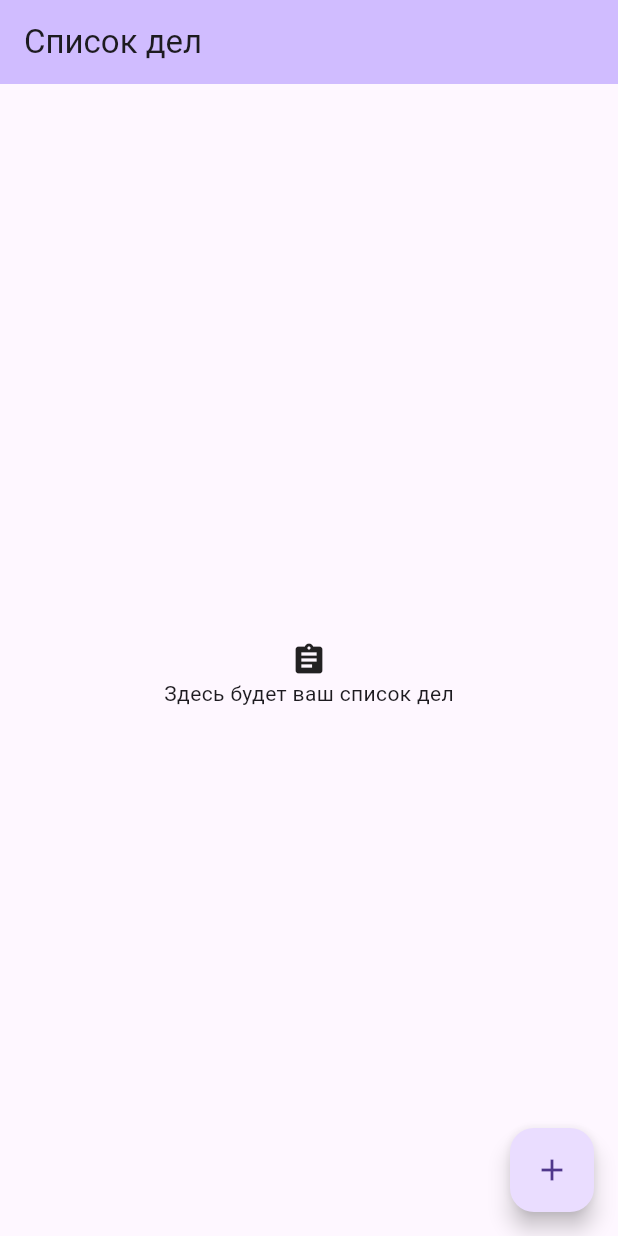
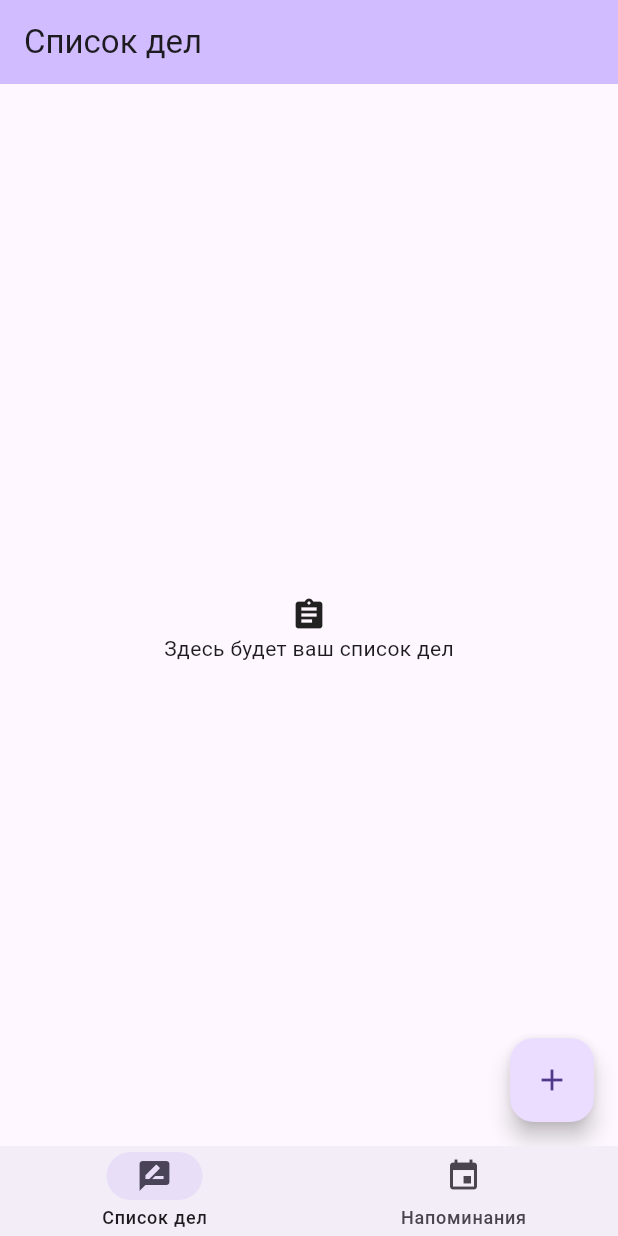
Before and after one commit to mathusha2023/flutter_test, a Flutter app: the screen it shows after launch, on a phone screen of 412 x 824 dp. Run offline on Flutter 3.47's test engine with Material 3 defaults, Android fonts, the phone set to English and light mode, and no system bars.

Commit message:
попытки навигации

```diff
--- /dev/null
+++ b/lib/calendar_page.dart
@@ -0,0 +1,16 @@
+import "package:flutter/material.dart";
+
+
+class CalendarPage extends StatefulWidget {
+  const CalendarPage({super.key});
+
+  @override
+  State<CalendarPage> createState() => _CalendarPageState();
+}
+
+class _CalendarPageState extends State<CalendarPage> {
+  @override
+  Widget build(BuildContext context) {
+    return const Placeholder();
+  }
+}
--- a/lib/main.dart
+++ b/lib/main.dart
@@ -1,5 +1,6 @@
 import 'package:flutter/material.dart';
-import "home_page.dart";
+import "to_do_page.dart";
+import "calendar_page.dart";
 
 void main() {
   runApp(const MyApp());
@@ -16,3 +17,42 @@ class MyApp extends StatelessWidget {
     );
   }
 }
+
+class MyHomePage extends StatefulWidget {
+  const MyHomePage({super.key});
+
+  @override
+  State<MyHomePage> createState() => _MyHomePageState();
+}
+
+class _MyHomePageState extends State<MyHomePage> {
+  int index = 0;
+  final List<Widget> widgets = [
+    const ToDoPage(),
+    const CalendarPage(),
+  ];
+
+  @override
+  Widget build(BuildContext context) {
+    return Scaffold(
+      bottomNavigationBar: NavigationBar(
+        height: 60,
+        selectedIndex: index,
+        onDestinationSelected: (index) => setState(
+          () => this.index = index,
+        ),
+        destinations: const [
+          NavigationDestination(
+            icon: Icon(Icons.rate_review),
+            label: "Список дел",
+          ),
+          NavigationDestination(
+            icon: Icon(Icons.insert_invitation),
+            label: "Напоминания",
+          ),
+        ],
+      ),
+      body: widgets[index],
+    );
+  }
+}
--- a/lib/home_page.dart
+++ b/lib/to_do_page.dart
@@ -2,14 +2,14 @@ import "package:flutter/material.dart";
 import "todo_item.dart";
 
 
-class MyHomePage extends StatefulWidget {
-  const MyHomePage({super.key});
+class ToDoPage extends StatefulWidget {
+  const ToDoPage({super.key});
 
   @override
-  State<MyHomePage> createState() => _MyHomePageState();
+  State<ToDoPage> createState() => _ToDoPageState();
 }
 
-class _MyHomePageState extends State<MyHomePage> {
+class _ToDoPageState extends State<ToDoPage> {
   final List<ToDoItem> _todoList = [];
 
   final myController = TextEditingController();
```
